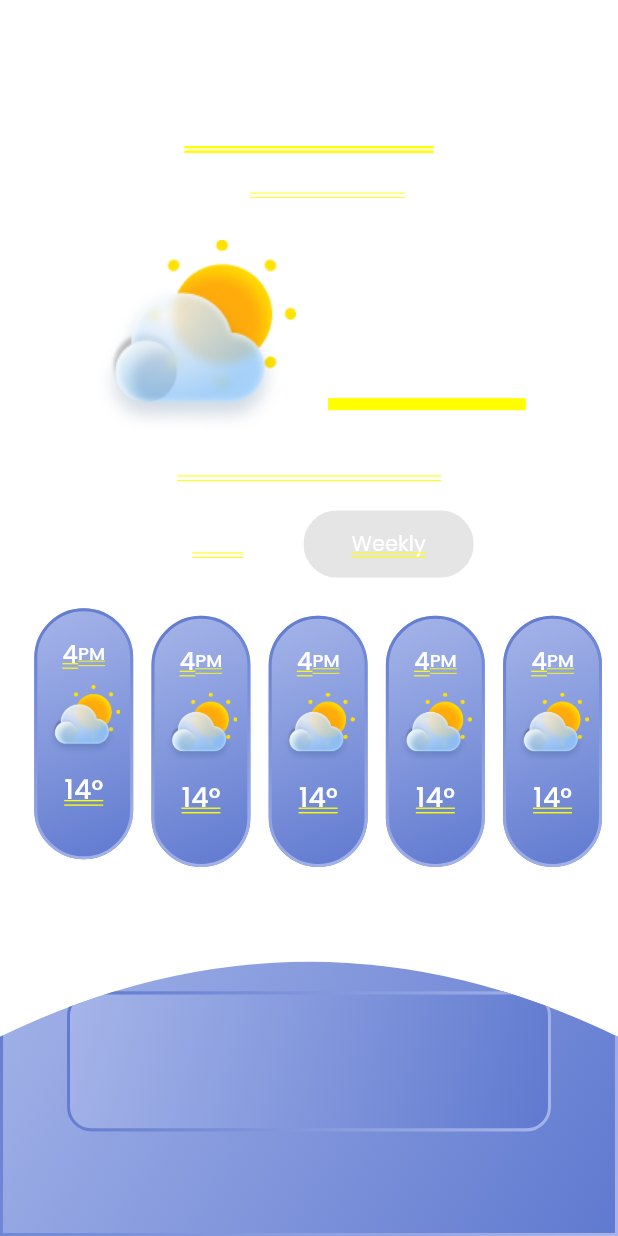
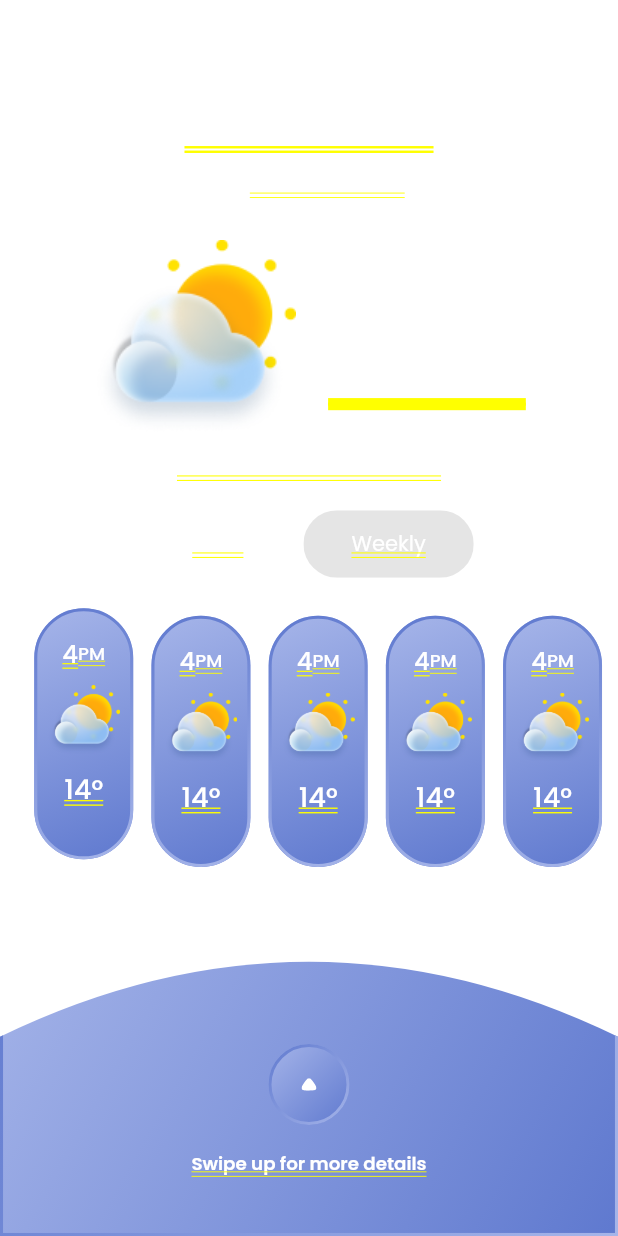
Before and after one commit to raufzer/clima-app, a Flutter app: the screen it shows after launch, on a phone screen of 412 x 824 dp. Run offline on Flutter 3.47's test engine with Material 3 defaults, Android fonts, the light colour scheme and no system bars; our stand-ins replace flutter_screenutil, flutter_svg, google_fonts, gradient_borders; missing offline and left inert: scaffold_gradient_background.

Commit message:
commit added

```diff
--- a/lib/screens/home_screen.dart
+++ b/lib/screens/home_screen.dart
@@ -1,9 +1,9 @@
 import 'package:flutter/material.dart';
 import 'package:flutter_screenutil/flutter_screenutil.dart';
+import 'package:google_fonts/google_fonts.dart';
 import 'package:meteoplus_app/utils/gradient__primary_colors.dart';
 import 'package:meteoplus_app/widgets/city_title_widget.dart';
 import 'package:meteoplus_app/widgets/current_location_widget.dart';
-import 'package:meteoplus_app/widgets/details_button.dart';
 import 'package:meteoplus_app/widgets/up_arrow_button.dart';
 import 'package:meteoplus_app/widgets/upward_slider.dart';
 import 'package:meteoplus_app/widgets/weather_hourly_list_view.dart';
@@ -38,14 +38,27 @@ class HomeScreen extends StatelessWidget {
             height: 20.0.r,
           ),
           const WeatherHourlyView(),
-          const CurvedContainer(
-            child: Column(
-              mainAxisAlignment: MainAxisAlignment.end,
-              children: [
-                DetailsButton()
-              ],
-            )
-          ),
+          CurvedContainer(
+              child: Column(
+            mainAxisAlignment: MainAxisAlignment.center,
+            children: [
+              SizedBox(
+                height: 64.0.r,
+              ),
+              const UpArrowButton(),
+              SizedBox(
+                height: 16.0.r,
+              ),
+              Text(
+                'Swipe up for more details',
+                style: GoogleFonts.poppins(
+                  fontSize: 12.0.r,
+                  fontWeight: FontWeight.w600,
+                  color: Colors.white,
+                ),
+              ),
+            ],
+          )),
         ],
       ),
     );
--- a/lib/widgets/details_button.dart
+++ b/lib/widgets/details_button.dart
@@ -10,7 +10,12 @@ class DetailsButton extends StatelessWidget {
   Widget build(BuildContext context) {
     return Expanded(
       child: Center(
-        child: Container(
+        child: Column(
+          children: [
+            SizedBox(
+              height: 65.0.r,
+            ),
+            Container(
               width: 318.0.r,
               height: 92.0.r,
               decoration: BoxDecoration(
@@ -22,6 +27,8 @@ class DetailsButton extends StatelessWidget {
                 ),
               ),
             ),
+          ],
+        ),
       ),
     );
   }
--- a/lib/widgets/upward_slider.dart
+++ b/lib/widgets/upward_slider.dart
@@ -14,13 +14,12 @@ class CurvedContainer extends StatelessWidget {
   @override
   Widget build(BuildContext context) {
     return Expanded(
-        flex: 2,
+      flex: 2,
       child: ClipPath(
         clipper: CurvedClipper(100),
         child: Stack(
           children: [
             Container(
-
               decoration: BoxDecoration(
                 gradient: gradientButtonColors,
                 border: GradientBoxBorder(
```
Lines whose indentation alone changed are shown as unchanged.
